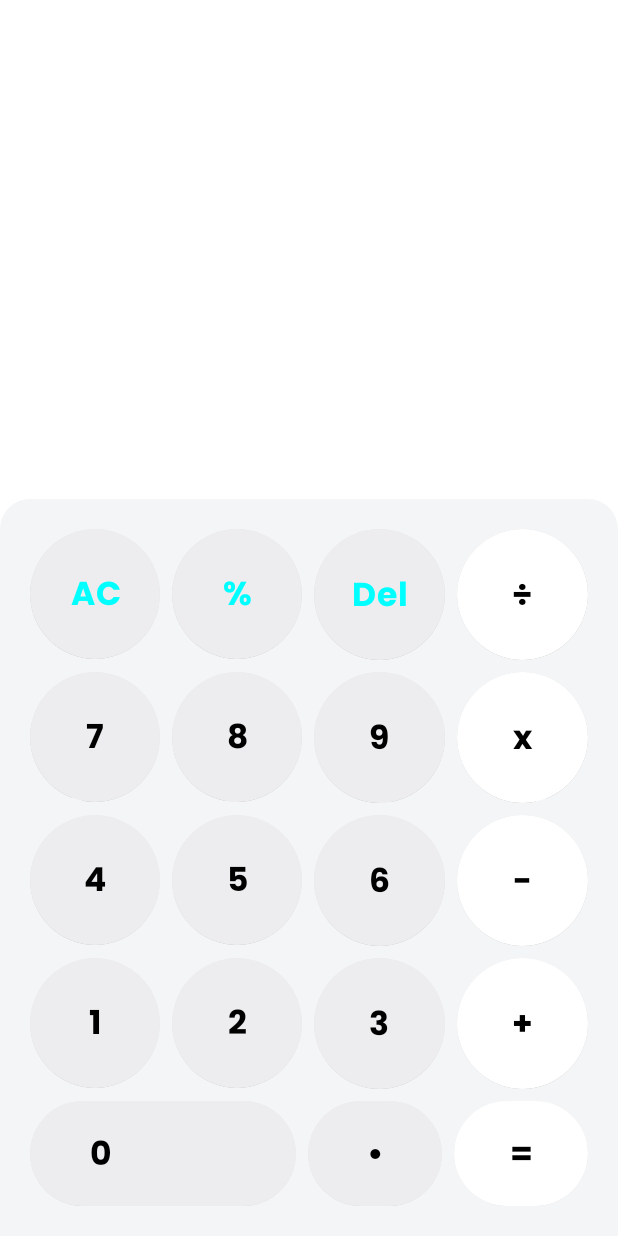
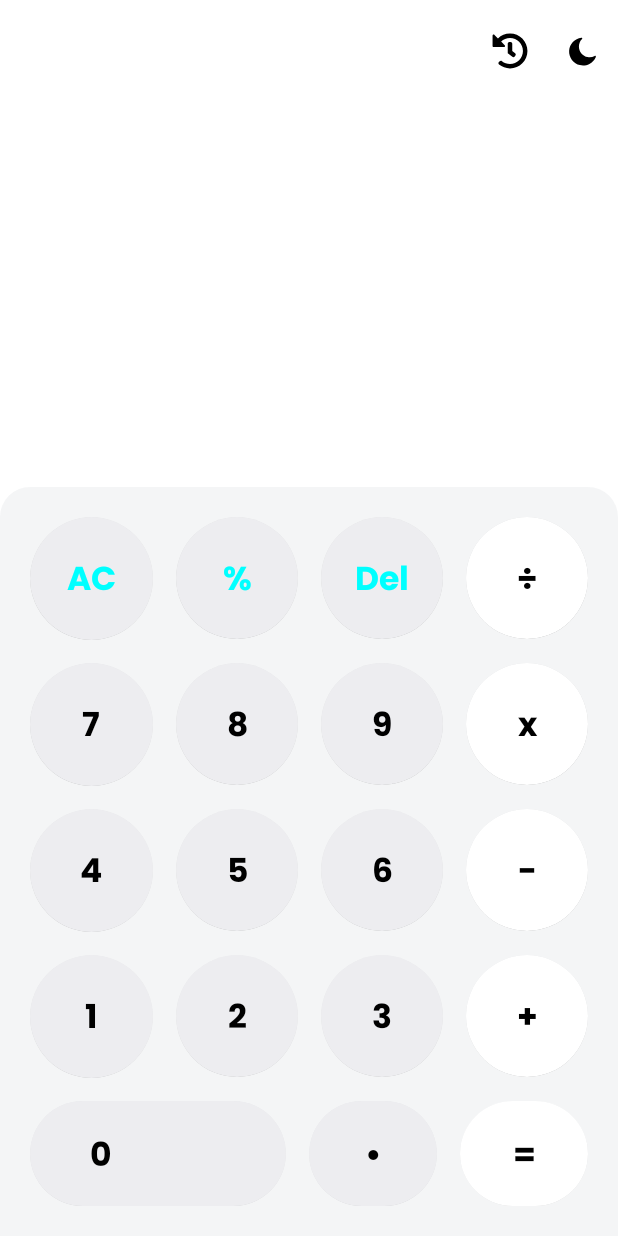
Before and after one commit to Neo-glitch/NeoCalc, an Android app built with Jetpack Compose: the screen it shows after launch (MainActivity), on a phone screen of 412 x 824 dp. Run offline under Robolectric (Android 15) with nearby library versions, the phone set to English and light mode, and no system bars; our stand-ins replace accompanist; libraries missing offline, so code that uses them is left out: com.faendir.rhino_android.

Commit message:
implemented the designs for the calculator history screen

```diff
--- a/app/src/main/java/com/neocalc/neocalc/MainActivity.kt
+++ b/app/src/main/java/com/neocalc/neocalc/MainActivity.kt
@@ -13,10 +13,12 @@ import androidx.compose.ui.Modifier
 import androidx.compose.ui.graphics.Color
 import androidx.compose.ui.unit.dp
 import androidx.lifecycle.viewmodel.compose.viewModel
+import androidx.navigation.compose.rememberNavController
 import com.neocalc.neocalc.calculation.presentation.CalculatorScreen
 import com.neocalc.neocalc.calculation.presentation.CalculatorViewModel
 import com.neocalc.neocalc.ui.theme.NeoCalcTheme
 import com.google.accompanist.systemuicontroller.rememberSystemUiController
+import com.neocalc.neocalc.navigation.AppNavGraph
 
 class MainActivity : ComponentActivity() {
     override fun onCreate(savedInstanceState: Bundle?) {
@@ -25,13 +27,14 @@ class MainActivity : ComponentActivity() {
         setContent {
             NeoCalcTheme {
                 // A surface container using the 'background' color from the theme
-
                 SetBarColor(color = MaterialTheme.colorScheme.background)
                 Surface(
                     modifier = Modifier.fillMaxSize(),
                 ) {
-                    val viewModel = viewModel<CalculatorViewModel>()
-                    CalculatorScreen(viewModel = viewModel, buttonSpacing = 8.dp)
+//                    val viewModel = viewModel<CalculatorViewModel>()
+//                    CalculatorScreen(viewModel = viewModel, buttonSpacing = 8.dp)
+                    val navController = rememberNavController()
+                    AppNavGraph(navHostController = navController)
                 }
             }
         }
--- a/app/src/main/java/com/neocalc/neocalc/calculation/presentation/CalculatorScreen.kt
+++ b/app/src/main/java/com/neocalc/neocalc/calculation/presentation/CalculatorScreen.kt
@@ -1,6 +1,8 @@
 package com.neocalc.neocalc.calculation.presentation
 
+import android.content.res.Configuration
 import androidx.compose.foundation.background
+import androidx.compose.foundation.isSystemInDarkTheme
 import androidx.compose.foundation.layout.Arrangement
 import androidx.compose.foundation.layout.Box
 import androidx.compose.foundation.layout.Column
@@ -10,8 +12,13 @@ import androidx.compose.foundation.layout.aspectRatio
 import androidx.compose.foundation.layout.fillMaxWidth
 import androidx.compose.foundation.layout.height
 import androidx.compose.foundation.layout.padding
+import androidx.compose.foundation.layout.size
+import androidx.compose.foundation.layout.width
 import androidx.compose.foundation.shape.RoundedCornerShape
+import androidx.compose.material3.Icon
+import androidx.compose.material3.IconButton
 import androidx.compose.material3.MaterialTheme
+import androidx.compose.material3.Surface
 import androidx.compose.material3.Text
 import androidx.compose.runtime.Composable
 import androidx.compose.runtime.State
@@ -19,13 +26,17 @@ import androidx.compose.runtime.collectAsState
 import androidx.compose.ui.Alignment
 import androidx.compose.ui.Modifier
 import androidx.compose.ui.draw.clip
+import androidx.compose.ui.res.dimensionResource
+import androidx.compose.ui.res.painterResource
 import androidx.compose.ui.text.font.FontWeight
 import androidx.compose.ui.text.style.LineHeightStyle
 import androidx.compose.ui.text.style.TextAlign
 import androidx.compose.ui.text.style.TextOverflow
+import androidx.compose.ui.tooling.preview.Preview
 import androidx.compose.ui.unit.Dp
 import androidx.compose.ui.unit.dp
 import androidx.compose.ui.unit.sp
+import com.neocalc.neocalc.R
 import com.neocalc.neocalc.calculation.presentation.component.AutoSizeText
 import com.neocalc.neocalc.calculation.presentation.component.CalculatorButton
 import com.neocalc.neocalc.ui.theme.CyanBlue
@@ -34,15 +45,23 @@ import com.neocalc.neocalc.ui.theme.poppins
 
 @Composable
 fun CalculatorScreen(
+    modifier: Modifier = Modifier,
     viewModel: CalculatorViewModel,
     buttonSpacing: Dp = 15.dp,
-    modifier: Modifier = Modifier
+    navigateToHistory: () -> Unit = {}
 ) {
 
     val state = viewModel.uiState
     val uiState = state.collectAsState()
 
     Box(modifier = modifier) {
+        AppBarSection(
+            modifier = Modifier
+                .fillMaxWidth()
+                .align(Alignment.TopCenter),
+            navigateToHistory = navigateToHistory
+        )
+
         Column(
             modifier = Modifier
                 .fillMaxWidth()
@@ -70,6 +89,42 @@ fun CalculatorScreen(
     }
 }
 
+@Preview(showSystemUi = true, showBackground = true, uiMode = Configuration.UI_MODE_NIGHT_YES)
+@Composable
+fun AppBarSection(modifier: Modifier = Modifier, navigateToHistory: () -> Unit = {}) {
+    Surface {
+        Row(
+            modifier = modifier
+                .fillMaxWidth()
+                .padding(vertical = 10.dp),
+            verticalAlignment = Alignment.CenterVertically,
+        ) {
+            val uiModeIcon =
+                if (isSystemInDarkTheme()) R.drawable.ic_calculator_light_mode else R.drawable.ic_calculator_dark_mode
+
+            Spacer(modifier = Modifier.weight(1f))
+            IconButton(onClick = navigateToHistory) {
+                Icon(
+                    modifier = Modifier.size(24.dp),
+                    painter = painterResource(id = R.drawable.ic_calculator_history),
+                    contentDescription = null,
+                    tint = MaterialTheme.colorScheme.onSurface
+                )
+            }
+            IconButton(onClick = { }) {
+                Icon(
+                    modifier = Modifier.size(26.dp),
+                    painter = painterResource(id = uiModeIcon),
+                    contentDescription = null,
+                    tint = MaterialTheme.colorScheme.onSurface
+                )
+            }
+
+
+        }
+    }
+}
+
 @Composable
 fun ResultSection(
     uiState : State<CalculatorScreenUiState>
@@ -77,15 +132,14 @@ fun ResultSection(
     AutoSizeText(
         text = uiState.value.input,
         maxLines = 1,
-        minTextSize = 30.sp,
-        maxTextSize = 50.sp,
+        minTextSize = dimensionResource(id = R.dimen.min_input_text_size).value.sp,
+        maxTextSize = dimensionResource(id = R.dimen.input_text_size).value.sp,
         modifier = Modifier
             .fillMaxWidth()
             .padding(horizontal = 15.dp, vertical = 6.dp),
         alignment = Alignment.TopEnd,
-        style = MaterialTheme.typography.bodyMedium.copy(
+        style = MaterialTheme.typography.bodyLarge.copy(
             fontWeight = FontWeight.Medium,
-            fontFamily = poppins,
             lineHeightStyle = LineHeightStyle(
                 alignment = LineHeightStyle.Alignment.Center,
                 trim = LineHeightStyle.Trim.Both,
@@ -94,7 +148,7 @@ fun ResultSection(
         color = if (uiState.value.isError)
             MaterialTheme.colorScheme.error
         else
-            MaterialTheme.colorScheme.onSurface.copy(alpha = 0.8f)
+            MaterialTheme.colorScheme.onSurface
     )
 
     Text(
@@ -106,7 +160,7 @@ fun ResultSection(
             .padding(horizontal = 15.dp, vertical = 4.dp),
         fontWeight = FontWeight.Medium,
         fontFamily = poppins,
-        fontSize = 40.sp,
+        fontSize = dimensionResource(id = R.dimen.result_text_size).value.sp,
         color = if (uiState.value.isError)
             MaterialTheme.colorScheme.error
         else
--- /dev/null
+++ b/app/src/main/java/com/neocalc/neocalc/history/data/local/CalculatorHistoryDatabase.kt
@@ -0,0 +1 @@
+package com.neocalc.neocalc.history.data.local
--- /dev/null
+++ b/app/src/main/java/com/neocalc/neocalc/navigation/AppNavGraph.kt
@@ -0,0 +1,35 @@
+package com.neocalc.neocalc.navigation
+
+import androidx.compose.runtime.Composable
+import androidx.lifecycle.viewmodel.compose.viewModel
+import androidx.navigation.NavHostController
+import androidx.navigation.compose.NavHost
+import androidx.navigation.compose.composable
+import com.neocalc.neocalc.calculation.presentation.CalculatorScreen
+import com.neocalc.neocalc.calculation.presentation.CalculatorViewModel
+import com.neocalc.neocalc.history.presentation.HistoryScreen
+import com.neocalc.neocalc.history.presentation.HistoryViewModel
+
+
+@Composable
+fun AppNavGraph(navHostController: NavHostController) {
+	NavHost(
+		navController = navHostController,
+		startDestination = AppScreen.Home.route
+	) {
+
+		composable(route = AppScreen.Home.route){
+			val viewModel = viewModel<CalculatorViewModel>()
+			CalculatorScreen(viewModel = viewModel) {
+				navHostController.navigate(AppScreen.History.route)
+			}
+		}
+
+		composable(route = AppScreen.History.route){
+//			val viewModel = viewModel<HistoryViewModel>()
+			HistoryScreen(){
+				navHostController.popBackStack()
+			}
+		}
+	}
+}
--- /dev/null
+++ b/app/src/main/java/com/neocalc/neocalc/navigation/AppScreen.kt
@@ -0,0 +1,10 @@
+package com.neocalc.neocalc.navigation
+
+sealed class AppScreen (
+	val route: String,
+	val title: String
+){
+
+	data object Home: AppScreen("/", "Home")
+	data object History: AppScreen("/history", "History")
+}
--- a/app/src/main/java/com/neocalc/neocalc/ui/theme/Type.kt
+++ b/app/src/main/java/com/neocalc/neocalc/ui/theme/Type.kt
@@ -7,13 +7,99 @@ import androidx.compose.ui.unit.sp
 
 // Set of Material typography styles to start with
 val Typography = Typography(
+    // body variation is used for content bodies
     bodyLarge = TextStyle(
         fontFamily = poppins,
         fontWeight = FontWeight.Normal,
         fontSize = 16.sp,
-        lineHeight = 24.sp,
+    ),
+    bodyMedium = TextStyle(
+        fontFamily = poppins,
+        fontWeight = FontWeight.Normal,
+        fontSize = 14.sp,
         letterSpacing = 0.5.sp
+    ),
+    bodySmall = TextStyle(
+        fontFamily = poppins,
+        fontWeight = FontWeight.Normal,
+        fontSize = 12.sp,
+        letterSpacing = 0.5.sp
+    ),
+
+    // does same role as headline but used for titles of sections or major component in app
+    titleLarge = TextStyle(
+        fontFamily = poppins,
+        fontWeight = FontWeight.Medium,
+        fontSize = 22.sp,
+    ),
+    titleMedium = TextStyle(
+        fontFamily = poppins,
+        fontWeight = FontWeight.Medium,
+        fontSize = 16.sp,
+        letterSpacing = 0.5.sp
+    ),
+    titleSmall = TextStyle(
+        fontFamily = poppins,
+        fontWeight = FontWeight.Medium,
+        fontSize = 14.sp,
+        letterSpacing = 0.5.sp
+    ),
+
+    // display is used for very large display text or prominent heading
+    displayLarge = TextStyle(
+        fontFamily = poppins,
+        fontWeight = FontWeight.Bold,
+        fontSize = 54.sp,
+    ),
+    displayMedium = TextStyle(
+        fontFamily = poppins,
+        fontWeight = FontWeight.Bold,
+        fontSize = 44.sp,
+        letterSpacing = 0.5.sp
+    ),
+    displaySmall = TextStyle(
+        fontFamily = poppins,
+        fontWeight = FontWeight.Bold,
+        fontSize = 34.sp,
+        letterSpacing = 0.5.sp
+    ),
+
+    // for section headings or prominent text
+    headlineLarge = TextStyle(
+        fontFamily = poppins,
+        fontWeight = FontWeight.SemiBold,
+        fontSize = 34.sp,
+    ),
+    headlineMedium = TextStyle(
+        fontFamily = poppins,
+        fontWeight = FontWeight.SemiBold,
+        fontSize = 26.sp,
+        letterSpacing = 0.5.sp
+    ),
+    headlineSmall = TextStyle(
+        fontFamily = poppins,
+        fontWeight = FontWeight.SemiBold,
+        fontSize = 18.sp,
+        letterSpacing = 0.5.sp
+    ),
+
+    // for labels, buttons and other auxiliary text
+    labelLarge = TextStyle(
+        fontFamily = poppins,
+        fontWeight = FontWeight.Medium,
+        fontSize = 14.sp,
+    ),
+    labelMedium = TextStyle(
+        fontFamily = poppins,
+        fontWeight = FontWeight.Medium,
+        fontSize = 12.sp,
+    ),
+    labelSmall = TextStyle(
+        fontFamily = poppins,
+        fontWeight = FontWeight.Medium,
+        fontSize = 10.sp,
     )
+
     /* Other default text styles to override
     titleLarge = TextStyle(
         fontFamily = FontFamily.Default,
--- /dev/null
+++ b/app/src/main/res/drawable/ic_calculator_clear.xml
@@ -0,0 +1,12 @@
+<vector xmlns:android="http://schemas.android.com/apk/res/android"
+    android:width="14dp"
+    android:height="18dp"
+    android:viewportWidth="14"
+    android:viewportHeight="18">
+  <path
+      android:pathData="M1,16C1,17.1 1.9,18 3,18L11,18C12.1,18 13,17.1 13,16L13,4L1,4L1,16L1,16ZM14,1L10.5,1L9.5,0L4.5,0L3.5,1L0,1L0,3L14,3L14,1L14,1Z"
+      android:strokeWidth="1"
+      android:fillColor="#000000"
+      android:fillType="evenOdd"
+      android:strokeColor="#00000000"/>
+</vector>
--- /dev/null
+++ b/app/src/main/res/drawable/ic_calculator_dark_mode.xml
@@ -0,0 +1,9 @@
+<vector xmlns:android="http://schemas.android.com/apk/res/android"
+    android:width="24dp"
+    android:height="24dp"
+    android:viewportWidth="24"
+    android:viewportHeight="24">
+  <path
+      android:pathData="M20.21,15.32A8.56,8.56 0,1 1,11.29 3.5a0.5,0.5 0,0 1,0.51 0.28,0.49 0.49,0 0,1 -0.09,0.57A6.46,6.46 0,0 0,9.8 9a6.57,6.57 0,0 0,9.71 5.72,0.52 0.52,0 0,1 0.58,0.07A0.52,0.52 0,0 1,20.21 15.32Z"
+      android:fillColor="#464646"/>
+</vector>
--- /dev/null
+++ b/app/src/main/res/drawable/ic_calculator_history.xml
@@ -0,0 +1,9 @@
+<vector xmlns:android="http://schemas.android.com/apk/res/android"
+    android:width="512dp"
+    android:height="512dp"
+    android:viewportWidth="512"
+    android:viewportHeight="512">
+  <path
+      android:fillColor="#FF000000"
+      android:pathData="M504,255.53c0.25,136.64 -111.18,248.37 -247.82,248.47 -59.01,0.04 -113.22,-20.53 -155.82,-54.91 -11.08,-8.94 -11.9,-25.54 -1.84,-35.61l11.27,-11.27c8.61,-8.61 22.35,-9.55 31.89,-1.98C173.06,425.14 212.78,440 256,440c101.71,0 184,-82.31 184,-184 0,-101.71 -82.31,-184 -184,-184 -48.81,0 -93.15,18.97 -126.07,49.93l50.75,50.75c10.08,10.08 2.94,27.31 -11.31,27.31L24,200c-8.84,0 -16,-7.16 -16,-16L8,38.63c0,-14.25 17.23,-21.39 27.31,-11.31l49.37,49.37C129.21,34.14 189.55,8 256,8c136.81,0 247.75,110.78 248,247.53zM323.09,334.32l9.82,-12.63c8.14,-10.46 6.25,-25.54 -4.21,-33.68L288,256.35L288,152c0,-13.26 -10.74,-24 -24,-24h-16c-13.26,0 -24,10.74 -24,24v135.65l65.41,50.87c10.46,8.14 25.54,6.25 33.68,-4.21z"/>
+</vector>
--- /dev/null
+++ b/app/src/main/res/drawable/ic_calculator_light_mode.xml
@@ -0,0 +1,33 @@
+<vector xmlns:android="http://schemas.android.com/apk/res/android"
+    android:width="24dp"
+    android:height="24dp"
+    android:viewportWidth="24"
+    android:viewportHeight="24">
+  <path
+      android:pathData="M12,12m-5,0a5,5 0,1 1,10 0a5,5 0,1 1,-10 0"
+      android:fillColor="#464646"/>
+  <path
+      android:pathData="M21,13H20a1,1 0,0 1,0 -2h1a1,1 0,0 1,0 2Z"
+      android:fillColor="#464646"/>
+  <path
+      android:pathData="M4,13H3a1,1 0,0 1,0 -2H4a1,1 0,0 1,0 2Z"
+      android:fillColor="#464646"/>
+  <path
+      android:pathData="M17.66,7.34A1,1 0,0 1,17 7.05a1,1 0,0 1,0 -1.41l0.71,-0.71a1,1 0,1 1,1.41 1.41l-0.71,0.71A1,1 0,0 1,17.66 7.34Z"
+      android:fillColor="#464646"/>
+  <path
+      android:pathData="M5.64,19.36a1,1 0,0 1,-0.71 -0.29,1 1,0 0,1 0,-1.41L5.64,17a1,1 0,0 1,1.41 1.41l-0.71,0.71A1,1 0,0 1,5.64 19.36Z"
+      android:fillColor="#464646"/>
+  <path
+      android:pathData="M12,5a1,1 0,0 1,-1 -1V3a1,1 0,0 1,2 0V4A1,1 0,0 1,12 5Z"
+      android:fillColor="#464646"/>
+  <path
+      android:pathData="M12,22a1,1 0,0 1,-1 -1V20a1,1 0,0 1,2 0v1A1,1 0,0 1,12 22Z"
+      android:fillColor="#464646"/>
+  <path
+      android:pathData="M6.34,7.34a1,1 0,0 1,-0.7 -0.29l-0.71,-0.71A1,1 0,0 1,6.34 4.93l0.71,0.71a1,1 0,0 1,0 1.41A1,1 0,0 1,6.34 7.34Z"
+      android:fillColor="#464646"/>
+  <path
+      android:pathData="M18.36,19.36a1,1 0,0 1,-0.7 -0.29L17,18.36A1,1 0,0 1,18.36 17l0.71,0.71a1,1 0,0 1,0 1.41A1,1 0,0 1,18.36 19.36Z"
+      android:fillColor="#464646"/>
+</vector>
--- a/app/src/main/res/values/dimens.xml
+++ b/app/src/main/res/values/dimens.xml
@@ -1,5 +1,6 @@
 <?xml version="1.0" encoding="utf-8"?>
 <resources>
-    <dimen name="input_text_size">50dp</dimen>
-    <dimen name="result_text_size">45dp</dimen>
+    <dimen name="input_text_size">50sp</dimen>
+    <dimen name="min_input_text_size">30sp</dimen>
+    <dimen name="result_text_size">45sp</dimen>
 </resources>
--- a/build.gradle.kts
+++ b/build.gradle.kts
@@ -2,4 +2,5 @@
 plugins {
     alias(libs.plugins.androidApplication) apply false
     alias(libs.plugins.jetbrainsKotlinAndroid) apply false
+    alias(libs.plugins.kspAndroid) apply false
 }
```
Also changed, not shown: app/build.gradle.kts (+12 -3 lines), app/src/main/java/com/neocalc/neocalc/history/data/local/CalculatorHistoryDao.kt (added, +8 -0 lines), app/src/main/java/com/neocalc/neocalc/history/data/model/CalculationHistoryModel.kt (added, +9 -0 lines), app/src/main/java/com/neocalc/neocalc/history/domain/entities/CalculatorHistory.kt (added, +10 -0 lines), app/src/main/java/com/neocalc/neocalc/history/domain/entities/HistoryEntity.kt (added, +11 -0 lines), app/src/main/java/com/neocalc/neocalc/history/presentation/HistoryScreen.kt (added, +195 -0 lines), app/src/main/java/com/neocalc/neocalc/history/presentation/HistoryViewModel.kt (added, +29 -0 lines), gradle/libs.versions.toml (+13 -0 lines).
